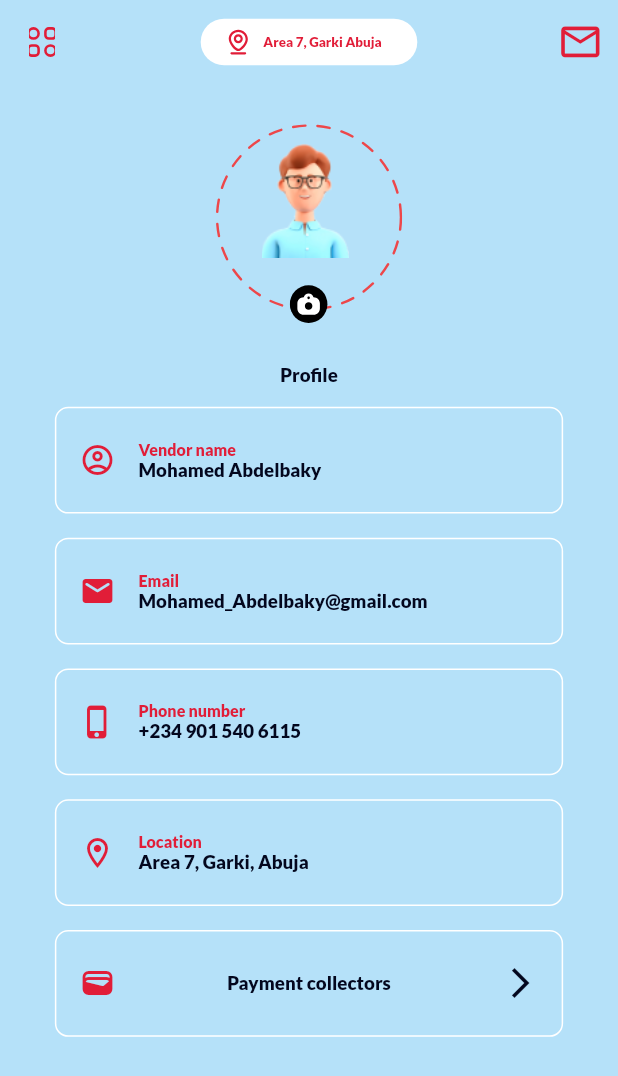
After one commit to MohamedAbdelbaky544/donuts, a Flutter app: the ProfilePage screen opened directly, on a phone screen of 412 x 824 dp. The commit adds this screen. Shown: the top 1076 px of the screen. Run offline on Flutter 3.47's test engine with Material 2 defaults, Android fonts, the phone set to English and light mode, and no system bars; our stand-ins replace flutter_screenutil, flutter_svg, smooth_page_indicator.

Commit message:
profile page and app icon

```diff
--- a/lib/Screens/navigationbar.dart/navigation_bar.dart
+++ b/lib/Screens/navigationbar.dart/navigation_bar.dart
@@ -5,6 +5,7 @@ import 'package:flutter_svg/flutter_svg.dart';
 
 import '../basket/basket.dart';
 import '../home/home_screen.dart';
+import '../profile/profile.dart';
 
 class ButtomNavigationBar extends StatefulWidget {
   const ButtomNavigationBar({super.key});
@@ -19,7 +20,7 @@ class _ButtomNavigationBarState extends State<ButtomNavigationBar> {
     const HomeScreen(),
     const Scaffold(),
     const BasketPage(),
-    const Scaffold(),
+    const ProfilePage(),
   ];
   @override
   Widget build(BuildContext context) {
--- /dev/null
+++ b/lib/Screens/profile/profile.dart
@@ -0,0 +1,162 @@
+import 'package:flutter/material.dart';
+import 'package:donuts/colors.dart';
+import 'package:flutter_screenutil/flutter_screenutil.dart';
+import 'package:flutter_svg/flutter_svg.dart';
+
+import '../../component/user_data.dart';
+import '../../component/user_image.dart';
+
+class ProfilePage extends StatelessWidget {
+  const ProfilePage({super.key});
+
+  @override
+  Widget build(BuildContext context) {
+    return Scaffold(
+      backgroundColor: backgroundColor,
+      appBar: AppBar(
+        backgroundColor: Colors.transparent,
+        elevation: 0,
+        leading: Padding(
+          padding: EdgeInsets.symmetric(vertical: 20.h, horizontal: 20.w),
+          child: SizedBox(
+            height: 16.h,
+            width: 16.w,
+            child: SvgPicture.asset(
+              'assets/images/menuIcon.svg',
+              fit: BoxFit.cover,
+              height: 16.h,
+              width: 16.w,
+            ),
+          ),
+        ),
+        title: Container(
+          width: 150.w,
+          height: 35.h,
+          decoration: BoxDecoration(
+            color: Colors.white,
+            borderRadius: BorderRadius.circular(22.r),
+          ),
+          child: Row(
+            mainAxisAlignment: MainAxisAlignment.center,
+            children: [
+              SvgPicture.asset(
+                'assets/images/location 01.svg',
+              ),
+              Padding(
+                padding: EdgeInsets.symmetric(horizontal: 8.w),
+                child: Text(
+                  'Area 7, Garki Abuja',
+                  style: TextStyle(
+                    color: buttonColorbackground,
+                    fontSize: 10.sp,
+                    fontWeight: FontWeight.w600,
+                    fontFamily: 'Lato',
+                  ),
+                ),
+              ),
+            ],
+          ),
+        ),
+        centerTitle: true,
+        actions: [
+          Padding(
+            padding: EdgeInsets.symmetric(horizontal: 10.w),
+            child: Icon(
+              Icons.email_outlined,
+              color: buttonColorbackground,
+              size: 32.w,
+            ),
+          )
+        ],
+      ),
+      body: SingleChildScrollView(
+        child: Column(
+          children: [
+            SizedBox(
+              height: 30.h,
+            ),
+            SizedBox(
+              width: double.infinity,
+              child: Center(
+                child: UserImage(),
+              ),
+            ),
+            SizedBox(
+              height: 20.h,
+            ),
+            Text(
+              'Profile',
+              style: TextStyle(
+                color: Color(0xff03071E),
+                fontSize: 14.sp,
+                fontWeight: FontWeight.w600,
+                fontFamily: 'Lato',
+              ),
+            ),
+            SizedBox(
+              height: 15.h,
+            ),
+            UserData(
+                icon: Icon(Icons.account_circle_outlined,
+                    color: buttonColorbackground),
+                tittle: 'Vendor name',
+                contant: 'Mohamed Abdelbaky'),
+            Padding(
+              padding: EdgeInsets.symmetric(vertical: 18.h),
+              child: UserData(
+                  icon: Icon(Icons.email_rounded, color: buttonColorbackground),
+                  tittle: 'Email',
+                  contant: 'Mohamed_Abdelbaky@gmail.com'),
+            ),
+            UserData(
+                icon: Icon(Icons.phone_iphone_outlined,
+                    color: buttonColorbackground),
+                tittle: 'Phone number',
+                contant: '+234 901 540 6115'),
+            Padding(
+              padding: EdgeInsets.symmetric(vertical: 18.h),
+              child: UserData(
+                  icon: Icon(Icons.location_on_outlined,
+                      color: buttonColorbackground),
+                  tittle: 'Location',
+                  contant: 'Area 7, Garki, Abuja'),
+            ),
+            Container(
+              height: 80.h,
+              width: 352.w,
+              decoration: BoxDecoration(
+                borderRadius: BorderRadius.circular(10.r),
+                border: Border.all(
+                  color: Colors.white,
+                ),
+              ),
+              child: Row(
+                mainAxisAlignment: MainAxisAlignment.spaceBetween,
+                children: [
+                  Padding(
+                    padding: EdgeInsets.symmetric(horizontal: 16.w),
+                    child: Icon(Icons.wallet, color: buttonColorbackground),
+                  ),
+                  Text(
+                    'Payment collectors',
+                    style: TextStyle(
+                      color: Color(0xff03071E),
+                      fontSize: 14.sp,
+                      fontWeight: FontWeight.w600,
+                      fontFamily: 'Lato',
+                    ),
+                  ),
+                  Padding(
+                    padding: EdgeInsets.symmetric(horizontal: 16.w),
+                    child: Icon(Icons.arrow_forward_ios_outlined,
+                        color: Color(0xff03071E)),
+                  ),
+                ],
+              ),
+            ),
+          ],
+        ),
+      ),
+    );
+  }
+}
--- /dev/null
+++ b/lib/component/user_data.dart
@@ -0,0 +1,58 @@
+import 'package:flutter/material.dart';
+import 'package:flutter_screenutil/flutter_screenutil.dart';
+import 'package:donuts/colors.dart';
+
+class UserData extends StatelessWidget {
+  const UserData(
+      {required this.icon, required this.tittle, required this.contant});
+
+  final Widget icon;
+  final String tittle;
+  final String contant;
+
+  @override
+  Widget build(BuildContext context) {
+    return Container(
+      height: 80.h,
+      width: 352.w,
+      decoration: BoxDecoration(
+        borderRadius: BorderRadius.circular(10.r),
+        border: Border.all(
+          color: Colors.white,
+        ),
+      ),
+      child: Row(
+        children: [
+          Padding(
+            padding: EdgeInsets.symmetric(horizontal: 16.w),
+            child: icon,
+          ),
+          Column(
+            mainAxisAlignment: MainAxisAlignment.center,
+            crossAxisAlignment: CrossAxisAlignment.start,
+            children: [
+              Text(
+                tittle,
+                style: TextStyle(
+                  color: buttonColorbackground,
+                  fontSize: 12.sp,
+                  fontWeight: FontWeight.w600,
+                  fontFamily: 'Lato',
+                ),
+              ),
+              Text(
+                contant,
+                style: TextStyle(
+                  color: Color(0xff03071E),
+                  fontSize: 14.sp,
+                  fontWeight: FontWeight.w600,
+                  fontFamily: 'Lato',
+                ),
+              ),
+            ],
+          ),
+        ],
+      ),
+    );
+  }
+}
--- /dev/null
+++ b/lib/component/user_image.dart
@@ -0,0 +1,45 @@
+import 'package:flutter/material.dart';
+import 'package:flutter_screenutil/flutter_screenutil.dart';
+
+import 'package:flutter_svg/svg.dart';
+
+class UserImage extends StatelessWidget {
+  const UserImage({super.key});
+
+  @override
+  Widget build(BuildContext context) {
+    return SizedBox(
+      height: 160.h,
+      child: Stack(
+        children: [
+          SizedBox(
+            width: 130.w,
+            height: 140.h,
+            child: SvgPicture.asset(
+              'assets/images/Ellipse 1205.svg',
+            ),
+          ),
+          Positioned(
+            left: 30.w,
+            top: 10.h,
+            child: SizedBox(
+                width: 65.w,
+                height: 90.h,
+                child: Image.asset('assets/images/userimage.png')),
+          ),
+          Positioned(
+            top: 120.h,
+            left: 50.w,
+            child: SizedBox(
+              width: 30.w,
+              height: 30.h,
+              child: SvgPicture.asset(
+                'assets/images/camera.svg',
+              ),
+            ),
+          ),
+        ],
+      ),
+    );
+  }
+}
```
Also changed, not shown: pubspec.yaml (+20 -0 lines), assets/images/AppIcon.png (added), assets/images/Ellipse 1205.svg (added), assets/images/camera.svg (added), assets/images/emailIcon.svg (added), assets/images/location 01.svg (added), assets/images/menuIcon.svg (added), assets/images/userimage.png (added), pubspec.lock, 41 other files.
